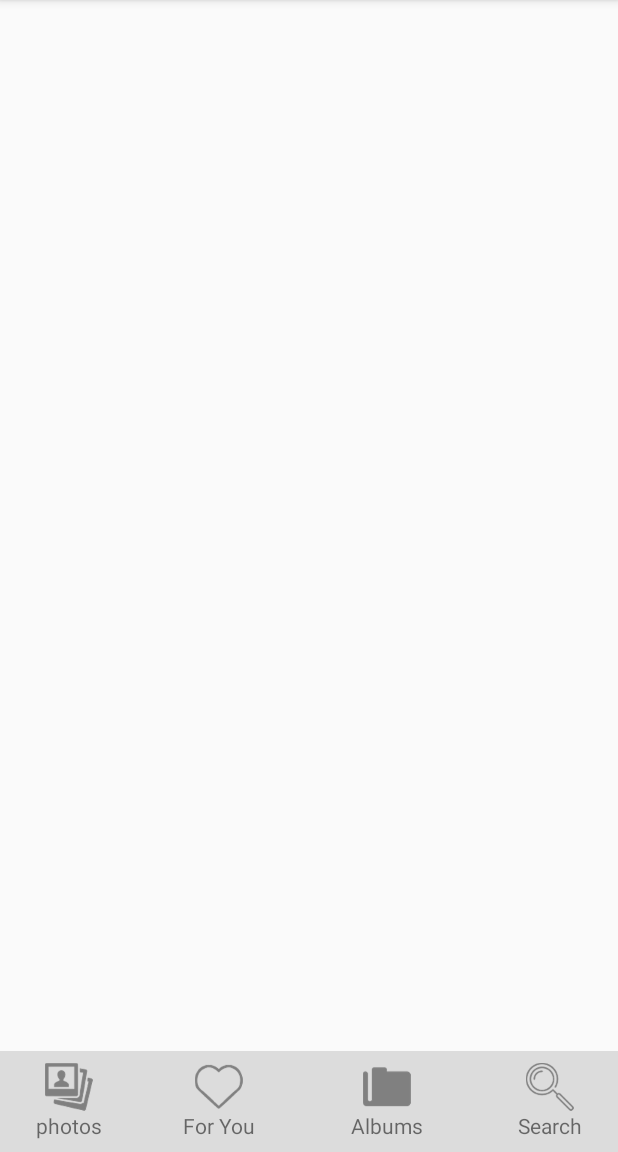
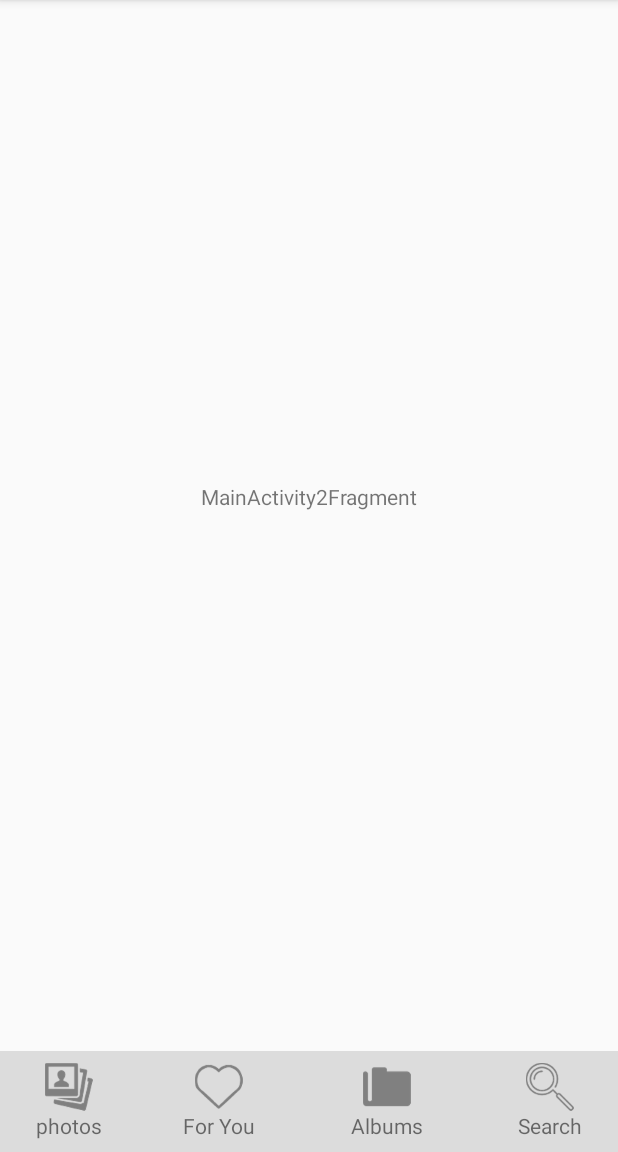
Before and after one commit to wijdanRamadan/myGraduation, an Android app: the screen it shows after launch (MainActivity), on a phone screen of 412 x 824 dp, the part 84-1236 px from its top. Run offline under Robolectric (Android 15) with nearby library versions, the light colour scheme and no system bars.

Commit message:
navigation components with bug fragments added navigation graph added

```diff
--- a/app/src/main/AndroidManifest.xml
+++ b/app/src/main/AndroidManifest.xml
@@ -11,9 +11,8 @@
         android:theme="@style/AppTheme">
         <activity android:name=".MainActivity">
             <intent-filter>
-                <action android:name="android.intent.action.MAIN" />
-
-                <category android:name="android.intent.category.LAUNCHER" />
+            <action android:name="android.intent.action.MAIN"/>
+            <category android:name="android.intent.category.LAUNCHER"/>
             </intent-filter>
         </activity>
     </application>
--- /dev/null
+++ b/app/src/main/java/com/example/graduationprojectgallery/base/BaseFragment.java
@@ -0,0 +1,67 @@
+package com.example.graduationprojectgallery.base;
+
+import android.os.Bundle;
+import android.view.View;
+import android.widget.TextView;
+import androidx.annotation.Nullable;
+import androidx.fragment.app.Fragment;
+import androidx.navigation.NavController;
+import com.example.graduationprojectgallery.R;
+import static androidx.navigation.fragment.NavHostFragment.findNavController;
+
+public class BaseFragment extends Fragment {
+
+    protected NavController findNavigationController() {
+        return findNavController(this);
+    }
+
+    @Override
+    public void onActivityCreated(@Nullable Bundle savedInstanceState) {
+        super.onActivityCreated(savedInstanceState);
+
+        TextView photos = getActivity().findViewById(R.id.photos);
+        TextView foryou = getActivity().findViewById(R.id.forYou);
+        TextView albums = getActivity().findViewById(R.id.albums);
+        TextView search = getActivity().findViewById(R.id.search);
+
+        photos.setOnClickListener(new View.OnClickListener() {
+            @Override
+            public void onClick(View view) {
+                if (findNavController(BaseFragment.this).getCurrentDestination().getId()!= R.id.photosFragment){
+                    findNavigationController().navigate(R.id.action_mainActivityFragment_to_photosFragment);
+                }
+            }
+        });
+        // TODO: fix navigation bug :D
+
+    /*    foryou.setOnClickListener(new View.OnClickListener() {
+            @Override
+            public void onClick(View view) {
+                if (findNavController(BaseFragment.this).getCurrentDestination().getId()!= R.id.foryouFragment){
+
+                    findNavigationController().navigate(R.id.action_mainActivityFragment_to_foryouFragment);
+                }
+            }
+        });
+
+        albums.setOnClickListener(new View.OnClickListener() {
+            @Override
+            public void onClick(View view) {
+                if (findNavController(BaseFragment.this).getCurrentDestination().getId()!= R.id.albumsFragment) {
+
+                    findNavigationController().navigate(R.id.action_mainActivityFragment_to_albumsFragment);
+                }            }
+        });
+
+        search.setOnClickListener(new View.OnClickListener() {
+            @Override
+            public void onClick(View view) {
+                if (findNavController(BaseFragment.this).getCurrentDestination().getId()!= R.id.searchFragment) {
+
+                    findNavigationController().navigate(R.id.action_mainActivityFragment_to_searchFragment);
+                }            }
+        });*/
+
+
+    }
+}
--- /dev/null
+++ b/app/src/main/java/com/example/graduationprojectgallery/ui/mainactivity/MainActivityFragment.java
@@ -0,0 +1,59 @@
+package com.example.graduationprojectgallery.ui.mainactivity;
+
+import androidx.lifecycle.ViewModelProviders;
+
+import android.app.Activity;
+import android.os.Bundle;
+
+import androidx.annotation.NonNull;
+import androidx.annotation.Nullable;
+import androidx.fragment.app.Fragment;
+import androidx.navigation.NavController;
+import androidx.navigation.Navigation;
+import androidx.navigation.fragment.NavHostFragment;
+
+import android.view.LayoutInflater;
+import android.view.View;
+import android.view.ViewGroup;
+import android.widget.Button;
+import android.widget.FrameLayout;
+import android.widget.TextView;
+import android.widget.Toast;
+
+import com.example.graduationprojectgallery.R;
+import com.example.graduationprojectgallery.base.BaseFragment;
+
+import static androidx.navigation.Navigation.findNavController;
+import static com.example.graduationprojectgallery.ui.mainactivity.MainActivityFragmentDirections.actionMainActivityFragmentToPhotosFragment;
+
+public class MainActivityFragment extends BaseFragment {
+
+    private MainActivityViewModel mViewModel;
+
+    public static MainActivityFragment newInstance() {
+        return new MainActivityFragment();
+    }
+
+    @Nullable
+    @Override
+    public View onCreateView(@NonNull LayoutInflater inflater, @Nullable ViewGroup container,
+                             @Nullable Bundle savedInstanceState) {
+        return inflater.inflate(R.layout.main_activity_fragment, container, false);
+    }
+
+    @Override
+    public void onActivityCreated(@Nullable Bundle savedInstanceState) {
+        super.onActivityCreated(savedInstanceState);
+
+        mViewModel = ViewModelProviders.of(this).get(MainActivityViewModel.class);
+
+
+
+    }
+
+    @Override
+    public void onViewCreated(@NonNull View view, @Nullable Bundle savedInstanceState) {
+        super.onViewCreated(view, savedInstanceState);
+
+    }
+}
--- /dev/null
+++ b/app/src/main/java/com/example/graduationprojectgallery/ui/mainactivity/MainActivityViewModel.java
@@ -0,0 +1,7 @@
+package com.example.graduationprojectgallery.ui.mainactivity;
+
+import androidx.lifecycle.ViewModel;
+
+public class MainActivityViewModel extends ViewModel {
+    // TODO: Implement the ViewModel
+}
--- a/app/src/main/res/layout/activity_main.xml
+++ b/app/src/main/res/layout/activity_main.xml
@@ -7,6 +7,15 @@
     tools:context=".MainActivity"
     >
 
+    <fragment
+        android:id="@+id/nav_host_fragment"
+        android:layout_width="match_parent"
+        android:layout_height="661dp"
+        android:fitsSystemWindows="true"
+        app:defaultNavHost="true"
+        android:name="androidx.navigation.fragment.NavHostFragment"
+        app:navGraph="@navigation/nav_graph"
+        />
 
     <androidx.constraintlayout.widget.ConstraintLayout
         android:layout_width="match_parent"
@@ -30,7 +39,9 @@
             app:layout_constraintBottom_toBottomOf="parent"
             app:layout_constraintStart_toStartOf="parent"
             app:layout_constraintTop_toTopOf="parent"
-            app:layout_constraintVertical_bias="0.0" />
+            app:layout_constraintVertical_bias="0.0"
+            android:clickable="true"
+            android:focusable="true" />
 
 
         <TextView
@@ -46,7 +57,9 @@
             app:layout_constraintBottom_toBottomOf="parent"
             app:layout_constraintStart_toEndOf="@+id/photos"
             app:layout_constraintTop_toTopOf="parent"
-            app:layout_constraintVertical_bias="0.0" />
+            app:layout_constraintVertical_bias="0.0"
+            android:clickable="true"
+            android:focusable="true" />
 
 
         <TextView
@@ -64,7 +77,9 @@
             app:layout_constraintBottom_toBottomOf="parent"
             app:layout_constraintEnd_toStartOf="@+id/search"
             app:layout_constraintStart_toEndOf="@+id/forYou"
-            app:layout_constraintTop_toTopOf="parent" />
+            app:layout_constraintTop_toTopOf="parent"
+            android:clickable="true"
+            android:focusable="true" />
 
 
         <TextView
@@ -79,7 +94,9 @@
             android:text="@string/search"
             app:layout_constraintBottom_toBottomOf="parent"
             app:layout_constraintEnd_toEndOf="parent"
-            app:layout_constraintTop_toTopOf="parent" />
+            app:layout_constraintTop_toTopOf="parent"
+            android:clickable="true"
+            android:focusable="true" />
 
 
     </androidx.constraintlayout.widget.ConstraintLayout>
--- /dev/null
+++ b/app/src/main/res/layout/main_activity_fragment.xml
@@ -0,0 +1,20 @@
+<?xml version="1.0" encoding="utf-8"?>
+<androidx.constraintlayout.widget.ConstraintLayout xmlns:android="http://schemas.android.com/apk/res/android"
+    xmlns:app="http://schemas.android.com/apk/res-auto"
+    xmlns:tools="http://schemas.android.com/tools"
+    android:id="@+id/mainactivity2"
+    android:layout_width="match_parent"
+    android:layout_height="match_parent"
+    tools:context=".ui.mainactivity.MainActivityFragment">
+
+    <TextView
+        android:id="@+id/message"
+        android:layout_width="wrap_content"
+        android:layout_height="wrap_content"
+        android:text="MainActivity2Fragment"
+        app:layout_constraintBottom_toBottomOf="parent"
+        app:layout_constraintEnd_toEndOf="parent"
+        app:layout_constraintStart_toStartOf="parent"
+        app:layout_constraintTop_toTopOf="parent" />
+
+</androidx.constraintlayout.widget.ConstraintLayout>
--- /dev/null
+++ b/app/src/main/res/navigation/nav_graph.xml
@@ -0,0 +1,56 @@
+<?xml version="1.0" encoding="utf-8"?>
+<navigation xmlns:android="http://schemas.android.com/apk/res/android"
+    xmlns:app="http://schemas.android.com/apk/res-auto"
+    xmlns:tools="http://schemas.android.com/tools"
+    android:id="@+id/nav_graph"
+    app:startDestination="@id/mainActivityFragment">
+
+    <fragment
+        android:id="@+id/photosFragment"
+        android:name="com.example.graduationprojectgallery.presentation.photos.PhotosFragment"
+        android:label="photos_fragment_layout"
+        tools:layout="@layout/fragment_photos" >
+        <action
+            android:id="@+id/action_photosFragment_to_foryouFragment3"
+            app:destination="@id/foryouFragment" />
+        <action
+            android:id="@+id/action_photosFragment_to_albumsFragment2"
+            app:destination="@id/albumsFragment" />
+        <action
+            android:id="@+id/action_photosFragment_to_searchFragment2"
+            app:destination="@id/searchFragment" />
+    </fragment>
+    <fragment
+        android:id="@+id/foryouFragment"
+        android:name="com.example.graduationprojectgallery.presentation.foryou.ForyouFragment"
+        android:label="fragment_foryou"
+        tools:layout="@layout/fragment_foryou" />
+    <fragment
+        android:id="@+id/albumsFragment"
+        android:name="com.example.graduationprojectgallery.presentation.albums.AlbumsFragment"
+        android:label="fragment_albums"
+        tools:layout="@layout/fragment_albums" />
+    <fragment
+        android:id="@+id/searchFragment"
+        android:name="com.example.graduationprojectgallery.presentation.search.SearchFragment"
+        android:label="fragment_search"
+        tools:layout="@layout/fragment_search" />
+    <fragment
+        android:id="@+id/mainActivityFragment"
+        android:name="com.example.graduationprojectgallery.ui.mainactivity.MainActivityFragment"
+        android:label="main_activity2_fragment"
+        tools:layout="@layout/main_activity_fragment" >
+        <action
+            android:id="@+id/action_mainActivityFragment_to_photosFragment"
+            app:destination="@id/photosFragment" />
+        <action
+            android:id="@+id/action_mainActivityFragment_to_foryouFragment"
+            app:destination="@id/foryouFragment" />
+        <action
+            android:id="@+id/action_mainActivityFragment_to_albumsFragment"
+            app:destination="@id/albumsFragment" />
+        <action
+            android:id="@+id/action_mainActivityFragment_to_searchFragment"
+            app:destination="@id/searchFragment" />
+    </fragment>
+</navigation>
--- a/app/src/main/res/values/strings.xml
+++ b/app/src/main/res/values/strings.xml
@@ -4,4 +4,7 @@
     <string name="foryou">For You</string>
     <string name="albums">Albums</string>
     <string name="search">Search</string>
+
+    <!-- TODO: Remove or change this placeholder text -->
+    <string name="hello_blank_fragment">Hello blank fragment</string>
 </resources>
--- a/build.gradle
+++ b/build.gradle
@@ -7,7 +7,9 @@ buildscript {
 
     }
     dependencies {
+        def nav_version = "2.1.0"
         classpath 'com.android.tools.build:gradle:3.4.1'
+        classpath "androidx.navigation:navigation-safe-args-gradle-plugin:$nav_version"
 
         // NOTE: Do not place your application dependencies here; they belong
         // in the individual module build.gradle files
```
Also changed, not shown: app/build.gradle (+7 -0 lines), app/src/main/java/com/example/graduationprojectgallery/MainActivity.java (+5 -3 lines), app/src/main/java/com/example/graduationprojectgallery/presentation/albums/AlbumsFragment.java (added, +53 -0 lines), app/src/main/java/com/example/graduationprojectgallery/presentation/foryou/ForyouFragment.java (added, +65 -0 lines), app/src/main/java/com/example/graduationprojectgallery/presentation/photos/PhotosFragment.java (added, +63 -0 lines), app/src/main/java/com/example/graduationprojectgallery/presentation/search/SearchFragment.java (added, +65 -0 lines), app/src/main/res/layout/fragment_albums.xml (added, +14 -0 lines), app/src/main/res/layout/fragment_foryou.xml (added, +14 -0 lines), app/src/main/res/layout/fragment_photos.xml (added, +16 -0 lines), app/src/main/res/layout/fragment_search.xml (added, +14 -0 lines).
